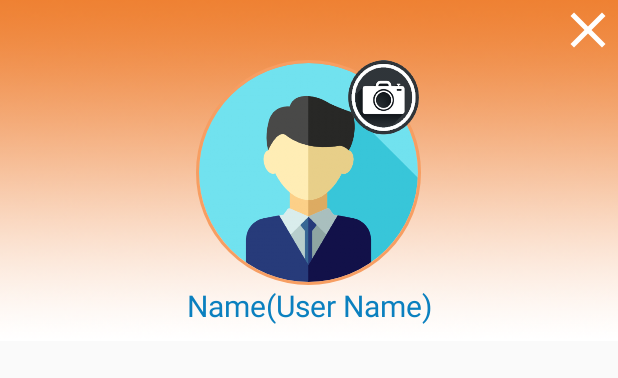
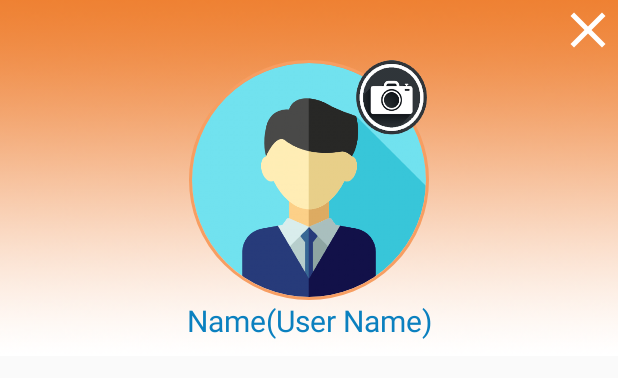
Before and after one commit to KillerHug/Education_Result, an Android app: the layout header.xml on its own in the app's theme, with its tools: preview values and no code run, on a phone screen of 412 x 824 dp. Shown: the top 378 px of the screen. Run offline under Robolectric (Android 15) with nearby library versions, the phone set to English and light mode, and no system bars; plain views replace CircularImageView.

Commit message:
new Edit

```diff
--- a/app/src/main/res/layout/header.xml
+++ b/app/src/main/res/layout/header.xml
@@ -27,8 +27,8 @@
             android:layout_gravity="center">
         <com.mikhaellopez.circularimageview.CircularImageView
             android:id="@+id/user_logo"
-            android:layout_width="150dp"
-            android:layout_height="150dp"
+            android:layout_width="160dp"
+            android:layout_height="160dp"
             android:gravity="center_horizontal|center_vertical"
             android:scaleType="centerCrop"
             android:src="@drawable/logo_boy"
```
